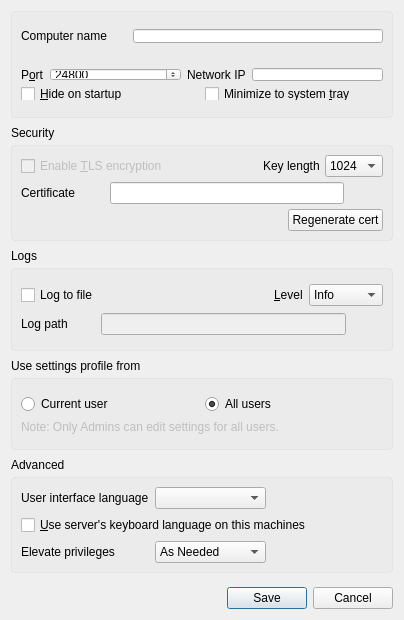
deskflow/deskflow, file src/gui/src/SettingsDialogBase.ui: the form before one commit.
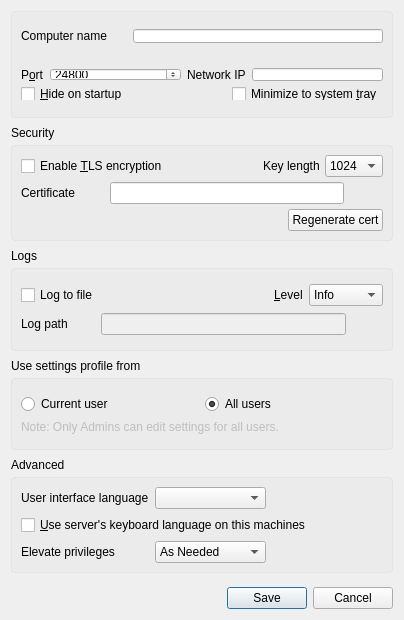
The form after the commit. Icons and pictures are not drawn.

Commit message: SYNERGY-936 New upgrade window

What changed in the file:
```diff
--- a/src/gui/src/SettingsDialogBase.ui
+++ b/src/gui/src/SettingsDialogBase.ui
@@ -473,7 +473,7 @@
         <item>
          <widget class="QCheckBox" name="m_pCheckBoxEnableCrypto">
           <property name="enabled">
-           <bool>false</bool>
+           <bool>true</bool>
           </property>
           <property name="text">
            <string>Enable &amp;TLS encryption</string>
@@ -948,8 +948,42 @@
           </property>
          </widget>
         </item>
+        <item>
+         <spacer name="horizontalSpacer_6">
+          <property name="orientation">
+           <enum>Qt::Horizontal</enum>
+          </property>
+          <property name="sizeHint" stdset="0">
+           <size>
+            <width>40</width>
+            <height>20</height>
+           </size>
+          </property>
+         </spacer>
+        </item>
         <item>
          <widget class="QCheckBox" name="m_pCheckBoxMinimizeToTray">
+          <property name="sizePolicy">
+           <sizepolicy hsizetype="Fixed" vsizetype="Fixed">
+            <horstretch>0</horstretch>
+            <verstretch>0</verstretch>
+           </sizepolicy>
+          </property>
+          <property name="minimumSize">
+           <size>
+            <width>0</width>
+            <height>0</height>
+           </size>
+          </property>
+          <property name="maximumSize">
+           <size>
+            <width>16777215</width>
+            <height>16777215</height>
+           </size>
+          </property>
+          <property name="layoutDirection">
+           <enum>Qt::LeftToRight</enum>
+          </property>
           <property name="text">
            <string>Minimize to system &amp;tray</string>
           </property>
```
The commit also changes 2 other files.
